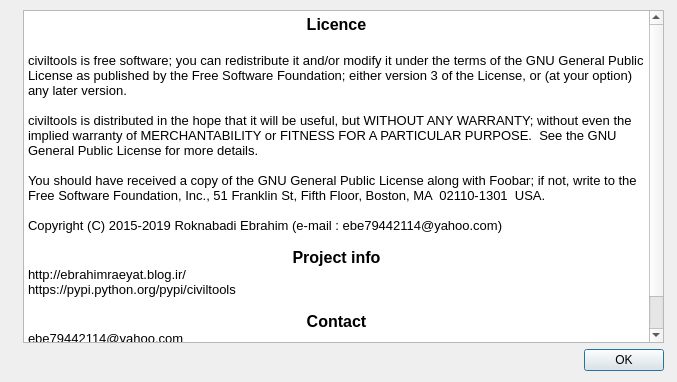
First picture: the form in about.ui, repository ebrahimraeyat/civilTools, before the edit.
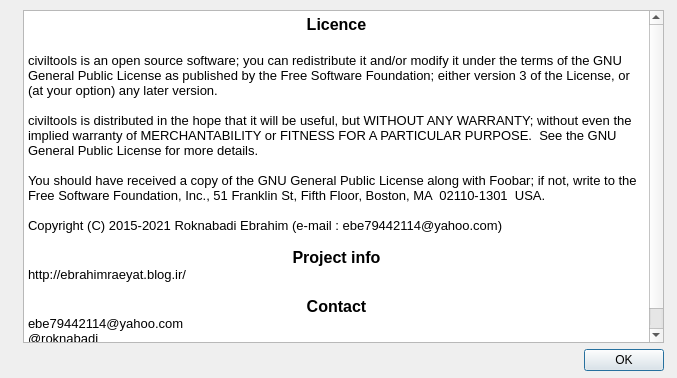
Second picture: the form after the edit.

The edit to the form file:
```diff
--- a/about.ui
+++ b/about.ui
@@ -10,7 +10,7 @@
     <x>0</x>
     <y>0</y>
     <width>677</width>
-    <height>382</height>
+    <height>378</height>
    </rect>
   </property>
   <property name="windowTitle">
@@ -35,25 +35,24 @@
        <string>&lt;!DOCTYPE HTML PUBLIC &quot;-//W3C//DTD HTML 4.0//EN&quot; &quot;http://www.w3.org/TR/REC-html40/strict.dtd&quot;&gt;
 &lt;html&gt;&lt;head&gt;&lt;meta name=&quot;qrichtext&quot; content=&quot;1&quot; /&gt;&lt;style type=&quot;text/css&quot;&gt;
 p, li { white-space: pre-wrap; }
-&lt;/style&gt;&lt;/head&gt;&lt;body style=&quot; font-family:'Ubuntu'; font-size:11pt; font-weight:400; font-style:normal;&quot;&gt;
-&lt;p align=&quot;center&quot; style=&quot; margin-top:0px; margin-bottom:0px; margin-left:0px; margin-right:0px; -qt-block-indent:0; text-indent:0px;&quot;&gt;&lt;span style=&quot; font-family:'Noto Sans'; font-size:12pt; font-weight:600;&quot;&gt;Licence&lt;/span&gt;&lt;/p&gt;
-&lt;p align=&quot;center&quot; style=&quot;-qt-paragraph-type:empty; margin-top:0px; margin-bottom:0px; margin-left:0px; margin-right:0px; -qt-block-indent:0; text-indent:0px; font-family:'Noto Sans'; font-size:12pt; font-weight:600;&quot;&gt;&lt;br /&gt;&lt;/p&gt;
-&lt;p style=&quot; margin-top:0px; margin-bottom:0px; margin-left:0px; margin-right:0px; -qt-block-indent:0; text-indent:0px;&quot;&gt;&lt;span style=&quot; font-family:'Noto Sans'; font-size:10pt;&quot;&gt;civiltools is free software; you can redistribute it and/or modify it under the terms of the GNU General Public License as published by the Free Software Foundation; either version 3 of the License, or (at your option) any later version.&lt;/span&gt;&lt;/p&gt;
-&lt;p style=&quot; margin-top:0px; margin-bottom:0px; margin-left:0px; margin-right:0px; -qt-block-indent:0; text-indent:0px;&quot;&gt;&lt;span style=&quot; font-family:'Noto Sans'; font-size:10pt;&quot;&gt;            &lt;/span&gt;&lt;/p&gt;
-&lt;p style=&quot; margin-top:0px; margin-bottom:0px; margin-left:0px; margin-right:0px; -qt-block-indent:0; text-indent:0px;&quot;&gt;&lt;span style=&quot; font-family:'Noto Sans'; font-size:10pt;&quot;&gt;civiltools is distributed in the hope that it will be useful, but WITHOUT ANY WARRANTY; without even the implied warranty of MERCHANTABILITY or FITNESS FOR A PARTICULAR PURPOSE.  See the GNU General Public License for more details.&lt;/span&gt;&lt;/p&gt;
-&lt;p style=&quot; margin-top:0px; margin-bottom:0px; margin-left:0px; margin-right:0px; -qt-block-indent:0; text-indent:0px;&quot;&gt;&lt;span style=&quot; font-family:'Noto Sans'; font-size:10pt;&quot;&gt;            &lt;/span&gt;&lt;/p&gt;
-&lt;p style=&quot; margin-top:0px; margin-bottom:0px; margin-left:0px; margin-right:0px; -qt-block-indent:0; text-indent:0px;&quot;&gt;&lt;span style=&quot; font-family:'Noto Sans'; font-size:10pt;&quot;&gt;You should have received a copy of the GNU General Public License along with Foobar; if not, write to the Free Software Foundation, Inc., 51 Franklin St, Fifth Floor, Boston, MA  02110-1301  USA.&lt;/span&gt;&lt;/p&gt;
-&lt;p style=&quot; margin-top:0px; margin-bottom:0px; margin-left:0px; margin-right:0px; -qt-block-indent:0; text-indent:0px;&quot;&gt;&lt;span style=&quot; font-family:'Noto Sans'; font-size:10pt;&quot;&gt;            &lt;/span&gt;&lt;/p&gt;
-&lt;p style=&quot; margin-top:0px; margin-bottom:0px; margin-left:0px; margin-right:0px; -qt-block-indent:0; text-indent:0px;&quot;&gt;&lt;span style=&quot; font-family:'Noto Sans'; font-size:10pt;&quot;&gt;Copyright (C) 2015-2019 Roknabadi Ebrahim (e-mail : ebe79442114@yahoo.com)&lt;/span&gt;&lt;/p&gt;
-&lt;p style=&quot;-qt-paragraph-type:empty; margin-top:0px; margin-bottom:0px; margin-left:0px; margin-right:0px; -qt-block-indent:0; text-indent:0px; font-family:'Noto Sans'; font-size:10pt;&quot;&gt;&lt;br /&gt;&lt;/p&gt;
-&lt;p align=&quot;center&quot; style=&quot; margin-top:0px; margin-bottom:0px; margin-left:0px; margin-right:0px; -qt-block-indent:0; text-indent:0px;&quot;&gt;&lt;span style=&quot; font-family:'Noto Sans'; font-size:12pt; font-weight:600;&quot;&gt;Project info&lt;/span&gt;&lt;/p&gt;
-&lt;p style=&quot; margin-top:0px; margin-bottom:0px; margin-left:0px; margin-right:0px; -qt-block-indent:0; text-indent:0px;&quot;&gt;&lt;span style=&quot; font-family:'Noto Sans'; font-size:10pt;&quot;&gt;http://ebrahimraeyat.blog.ir/&lt;/span&gt;&lt;/p&gt;
-&lt;p style=&quot; margin-top:0px; margin-bottom:0px; margin-left:0px; margin-right:0px; -qt-block-indent:0; text-indent:0px;&quot;&gt;&lt;span style=&quot; font-family:'Noto Sans'; font-size:10pt;&quot;&gt;https://pypi.python.org/pypi/civiltools&lt;/span&gt;&lt;/p&gt;
-&lt;p style=&quot;-qt-paragraph-type:empty; margin-top:0px; margin-bottom:0px; margin-left:0px; margin-right:0px; -qt-block-indent:0; text-indent:0px; font-family:'Noto Sans'; font-size:10pt;&quot;&gt;&lt;br /&gt;&lt;/p&gt;
-&lt;p align=&quot;center&quot; style=&quot; margin-top:0px; margin-bottom:0px; margin-left:0px; margin-right:0px; -qt-block-indent:0; text-indent:0px;&quot;&gt;&lt;span style=&quot; font-family:'Noto Sans'; font-size:12pt; font-weight:600;&quot;&gt;Contact&lt;/span&gt;&lt;/p&gt;
-&lt;p style=&quot; margin-top:0px; margin-bottom:0px; margin-left:0px; margin-right:0px; -qt-block-indent:0; text-indent:0px;&quot;&gt;&lt;span style=&quot; font-family:'Noto Sans'; font-size:10pt;&quot;&gt;ebe79442114@yahoo.com&lt;/span&gt;&lt;/p&gt;
-&lt;p style=&quot; margin-top:0px; margin-bottom:0px; margin-left:0px; margin-right:0px; -qt-block-indent:0; text-indent:0px;&quot;&gt;&lt;span style=&quot; font-family:'Noto Sans'; font-size:10pt;&quot;&gt;@roknabadi&lt;/span&gt;&lt;/p&gt;
-&lt;p style=&quot; margin-top:0px; margin-bottom:0px; margin-left:0px; margin-right:0px; -qt-block-indent:0; text-indent:0px;&quot;&gt;&lt;span style=&quot; font-family:'Noto Sans'; font-size:10pt;&quot;&gt;@civiltools&lt;/span&gt;&lt;/p&gt;&lt;/body&gt;&lt;/html&gt;</string>
+&lt;/style&gt;&lt;/head&gt;&lt;body style=&quot; font-family:'Noto Sans'; font-size:10pt; font-weight:400; font-style:normal;&quot;&gt;
+&lt;p align=&quot;center&quot; style=&quot; margin-top:0px; margin-bottom:0px; margin-left:0px; margin-right:0px; -qt-block-indent:0; text-indent:0px;&quot;&gt;&lt;span style=&quot; font-size:12pt; font-weight:600;&quot;&gt;Licence&lt;/span&gt;&lt;/p&gt;
+&lt;p align=&quot;center&quot; style=&quot;-qt-paragraph-type:empty; margin-top:0px; margin-bottom:0px; margin-left:0px; margin-right:0px; -qt-block-indent:0; text-indent:0px; font-size:12pt; font-weight:600;&quot;&gt;&lt;br /&gt;&lt;/p&gt;
+&lt;p style=&quot; margin-top:0px; margin-bottom:0px; margin-left:0px; margin-right:0px; -qt-block-indent:0; text-indent:0px;&quot;&gt;civiltools is an open source software; you can redistribute it and/or modify it under the terms of the GNU General Public License as published by the Free Software Foundation; either version 3 of the License, or (at your option) any later version.&lt;/p&gt;
+&lt;p style=&quot; margin-top:0px; margin-bottom:0px; margin-left:0px; margin-right:0px; -qt-block-indent:0; text-indent:0px;&quot;&gt;            &lt;/p&gt;
+&lt;p style=&quot; margin-top:0px; margin-bottom:0px; margin-left:0px; margin-right:0px; -qt-block-indent:0; text-indent:0px;&quot;&gt;civiltools is distributed in the hope that it will be useful, but WITHOUT ANY WARRANTY; without even the implied warranty of MERCHANTABILITY or FITNESS FOR A PARTICULAR PURPOSE.  See the GNU General Public License for more details.&lt;/p&gt;
+&lt;p style=&quot; margin-top:0px; margin-bottom:0px; margin-left:0px; margin-right:0px; -qt-block-indent:0; text-indent:0px;&quot;&gt;            &lt;/p&gt;
+&lt;p style=&quot; margin-top:0px; margin-bottom:0px; margin-left:0px; margin-right:0px; -qt-block-indent:0; text-indent:0px;&quot;&gt;You should have received a copy of the GNU General Public License along with Foobar; if not, write to the Free Software Foundation, Inc., 51 Franklin St, Fifth Floor, Boston, MA  02110-1301  USA.&lt;/p&gt;
+&lt;p style=&quot; margin-top:0px; margin-bottom:0px; margin-left:0px; margin-right:0px; -qt-block-indent:0; text-indent:0px;&quot;&gt;            &lt;/p&gt;
+&lt;p style=&quot; margin-top:0px; margin-bottom:0px; margin-left:0px; margin-right:0px; -qt-block-indent:0; text-indent:0px;&quot;&gt;Copyright (C) 2015-2021 Roknabadi Ebrahim (e-mail : ebe79442114@yahoo.com)&lt;/p&gt;
+&lt;p style=&quot;-qt-paragraph-type:empty; margin-top:0px; margin-bottom:0px; margin-left:0px; margin-right:0px; -qt-block-indent:0; text-indent:0px;&quot;&gt;&lt;br /&gt;&lt;/p&gt;
+&lt;p align=&quot;center&quot; style=&quot; margin-top:0px; margin-bottom:0px; margin-left:0px; margin-right:0px; -qt-block-indent:0; text-indent:0px;&quot;&gt;&lt;span style=&quot; font-size:12pt; font-weight:600;&quot;&gt;Project info&lt;/span&gt;&lt;/p&gt;
+&lt;p style=&quot; margin-top:0px; margin-bottom:0px; margin-left:0px; margin-right:0px; -qt-block-indent:0; text-indent:0px;&quot;&gt;http://ebrahimraeyat.blog.ir/&lt;/p&gt;
+&lt;p style=&quot;-qt-paragraph-type:empty; margin-top:0px; margin-bottom:0px; margin-left:0px; margin-right:0px; -qt-block-indent:0; text-indent:0px;&quot;&gt;&lt;br /&gt;&lt;/p&gt;
+&lt;p align=&quot;center&quot; style=&quot; margin-top:0px; margin-bottom:0px; margin-left:0px; margin-right:0px; -qt-block-indent:0; text-indent:0px;&quot;&gt;&lt;span style=&quot; font-size:12pt; font-weight:600;&quot;&gt;Contact&lt;/span&gt;&lt;/p&gt;
+&lt;p style=&quot; margin-top:0px; margin-bottom:0px; margin-left:0px; margin-right:0px; -qt-block-indent:0; text-indent:0px;&quot;&gt;ebe79442114@yahoo.com&lt;/p&gt;
+&lt;p style=&quot; margin-top:0px; margin-bottom:0px; margin-left:0px; margin-right:0px; -qt-block-indent:0; text-indent:0px;&quot;&gt;@roknabadi&lt;/p&gt;
+&lt;p style=&quot; margin-top:0px; margin-bottom:0px; margin-left:0px; margin-right:0px; -qt-block-indent:0; text-indent:0px;&quot;&gt;@civiltools&lt;/p&gt;&lt;/body&gt;&lt;/html&gt;</string>
       </property>
      </widget>
     </item>
```
